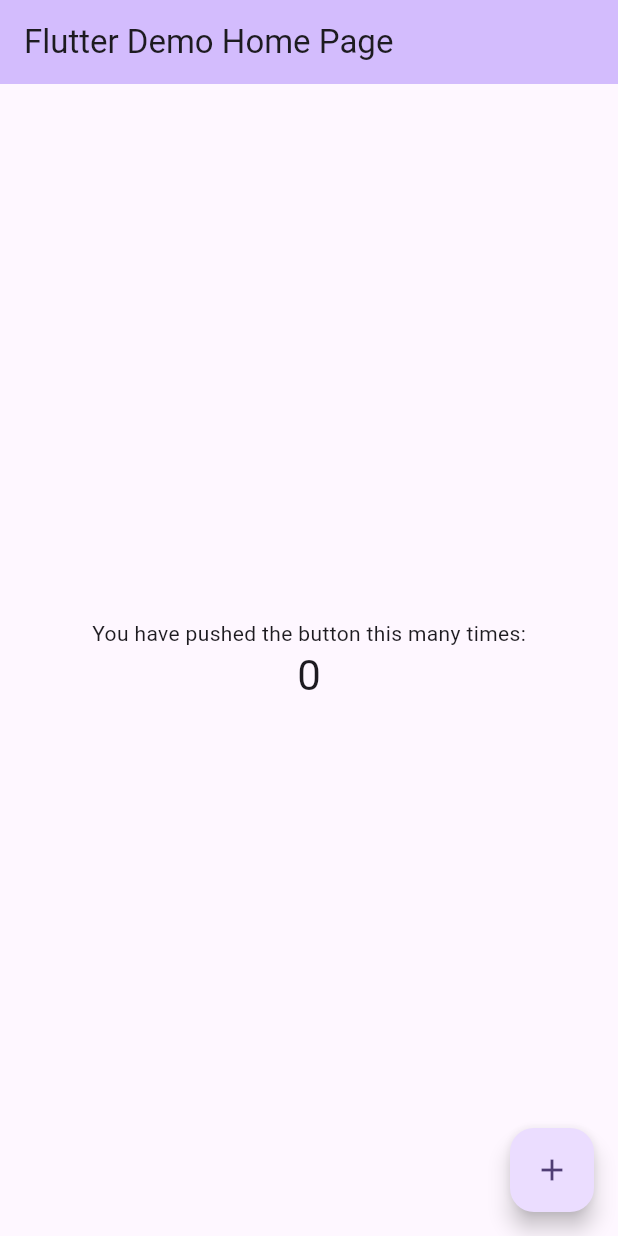
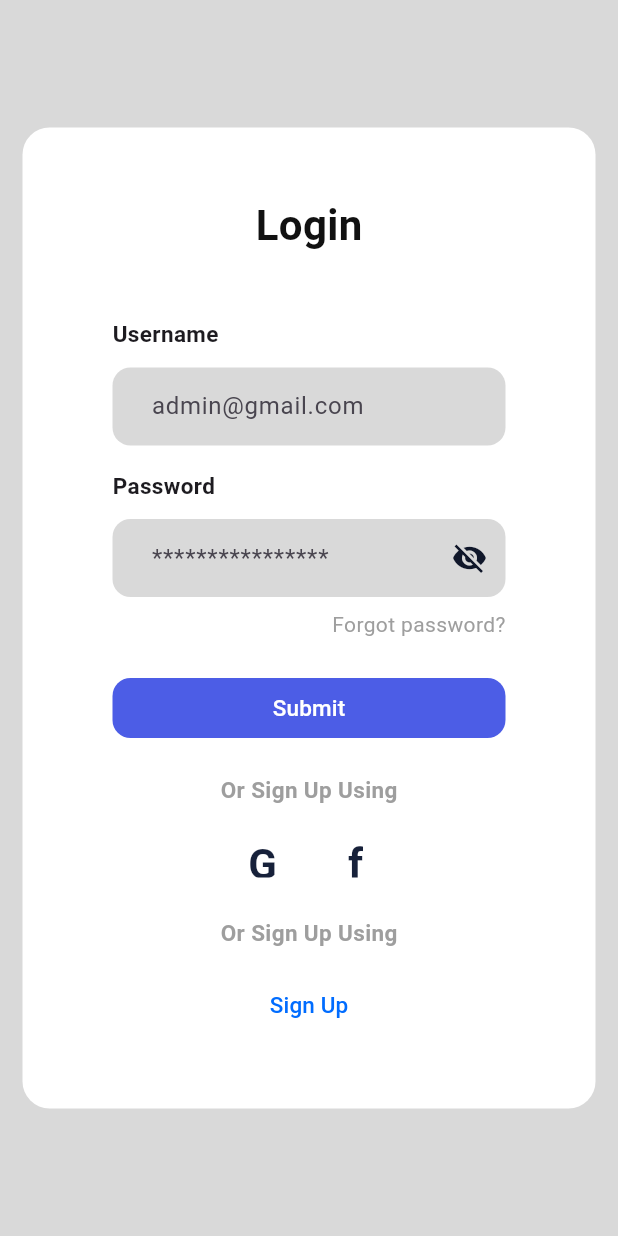
Before and after one commit to LutfiFauzan23/Edu_PathAI, a Flutter app: the screen it shows after launch, on a phone screen of 412 x 824 dp. Run offline on Flutter 3.47's test engine with Material 3 defaults, Android fonts, the phone set to English and light mode, and no system bars.

Commit message:
tambah login fitur

```diff
--- a/lib/main.dart
+++ b/lib/main.dart
@@ -1,122 +1,226 @@
 import 'package:flutter/material.dart';
 
 void main() {
-  runApp(const MyApp());
+  runApp(const LoginApp());
 }
 
-class MyApp extends StatelessWidget {
-  const MyApp({super.key});
+class LoginApp extends StatelessWidget {
+  const LoginApp({super.key});
 
-  // This widget is the root of your application.
   @override
   Widget build(BuildContext context) {
     return MaterialApp(
-      title: 'Flutter Demo',
-      theme: ThemeData(
-        // This is the theme of your application.
-        //
-        // TRY THIS: Try running your application with "flutter run". You'll see
-        // the application has a purple toolbar. Then, without quitting the app,
-        // try changing the seedColor in the colorScheme below to Colors.green
-        // and then invoke "hot reload" (save your changes or press the "hot
-        // reload" button in a Flutter-supported IDE, or press "r" if you used
-        // the command line to start the app).
-        //
-        // Notice that the counter didn't reset back to zero; the application
-        // state is not lost during the reload. To reset the state, use hot
-        // restart instead.
-        //
-        // This works for code too, not just values: Most code changes can be
-        // tested with just a hot reload.
-        colorScheme: .fromSeed(seedColor: Colors.deepPurple),
-      ),
-      home: const MyHomePage(title: 'Flutter Demo Home Page'),
+      debugShowCheckedModeBanner: false,
+      home: const LoginPage(),
     );
   }
 }
 
-class MyHomePage extends StatefulWidget {
-  const MyHomePage({super.key, required this.title});
-
-  // This widget is the home page of your application. It is stateful, meaning
-  // that it has a State object (defined below) that contains fields that affect
-  // how it looks.
-
-  // This class is the configuration for the state. It holds the values (in this
-  // case the title) provided by the parent (in this case the App widget) and
-  // used by the build method of the State. Fields in a Widget subclass are
-  // always marked "final".
-
-  final String title;
-
-  @override
-  State<MyHomePage> createState() => _MyHomePageState();
-}
-
-class _MyHomePageState extends State<MyHomePage> {
-  int _counter = 0;
-
-  void _incrementCounter() {
-    setState(() {
-      // This call to setState tells the Flutter framework that something has
-      // changed in this State, which causes it to rerun the build method below
-      // so that the display can reflect the updated values. If we changed
-      // _counter without calling setState(), then the build method would not be
-      // called again, and so nothing would appear to happen.
-      _counter++;
-    });
-  }
+class LoginPage extends StatelessWidget {
+  const LoginPage({super.key});
 
   @override
   Widget build(BuildContext context) {
-    // This method is rerun every time setState is called, for instance as done
-    // by the _incrementCounter method above.
-    //
-    // The Flutter framework has been optimized to make rerunning build methods
-    // fast, so that you can just rebuild anything that needs updating rather
-    // than having to individually change instances of widgets.
     return Scaffold(
-      appBar: AppBar(
-        // TRY THIS: Try changing the color here to a specific color (to
-        // Colors.amber, perhaps?) and trigger a hot reload to see the AppBar
-        // change color while the other colors stay the same.
-        backgroundColor: Theme.of(context).colorScheme.inversePrimary,
-        // Here we take the value from the MyHomePage object that was created by
-        // the App.build method, and use it to set our appbar title.
-        title: Text(widget.title),
-      ),
+      backgroundColor: const Color(0xFFD9D9D9),
       body: Center(
-        // Center is a layout widget. It takes a single child and positions it
-        // in the middle of the parent.
-        child: Column(
-          // Column is also a layout widget. It takes a list of children and
-          // arranges them vertically. By default, it sizes itself to fit its
-          // children horizontally, and tries to be as tall as its parent.
-          //
-          // Column has various properties to control how it sizes itself and
-          // how it positions its children. Here we use mainAxisAlignment to
-          // center the children vertically; the main axis here is the vertical
-          // axis because Columns are vertical (the cross axis would be
-          // horizontal).
-          //
-          // TRY THIS: Invoke "debug painting" (choose the "Toggle Debug Paint"
-          // action in the IDE, or press "p" in the console), to see the
-          // wireframe for each widget.
-          mainAxisAlignment: .center,
-          children: [
-            const Text('You have pushed the button this many times:'),
-            Text(
-              '$_counter',
-              style: Theme.of(context).textTheme.headlineMedium,
-            ),
-          ],
+        child: Container(
+          width: 382,
+          padding: const EdgeInsets.symmetric(horizontal: 60, vertical: 45),
+          decoration: BoxDecoration(
+            color: Colors.white,
+            borderRadius: BorderRadius.circular(18),
+          ),
+          child: Column(
+            mainAxisSize: MainAxisSize.min,
+            children: [
+              const Text(
+                "Login",
+                style: TextStyle(
+                  fontSize: 28,
+                  fontWeight: FontWeight.bold,
+                  color: Color(0xFF111111),
+                ),
+              ),
+
+              const SizedBox(height: 42),
+
+              const Align(
+                alignment: Alignment.centerLeft,
+                child: Text(
+                  "Username",
+                  style: TextStyle(
+                    fontSize: 15,
+                    fontWeight: FontWeight.w600,
+                  ),
+                ),
+              ),
+
+              const SizedBox(height: 12),
+
+              TextField(
+                decoration: InputDecoration(
+                  hintText: "admin@gmail.com",
+                  filled: true,
+                  fillColor: const Color(0xFFD9D9D9),
+                  border: OutlineInputBorder(
+                    borderRadius: BorderRadius.circular(12),
+                    borderSide: BorderSide.none,
+                  ),
+                  contentPadding: const EdgeInsets.symmetric(
+                    horizontal: 22,
+                    vertical: 14,
+                  ),
+                ),
+              ),
+
+              const SizedBox(height: 16),
+
+              const Align(
+                alignment: Alignment.centerLeft,
+                child: Text(
+                  "Password",
+                  style: TextStyle(
+                    fontSize: 15,
+                    fontWeight: FontWeight.w600,
+                  ),
+                ),
+              ),
+
+              const SizedBox(height: 12),
+
+              TextField(
+                obscureText: true,
+                decoration: InputDecoration(
+                  hintText: "****************",
+                  filled: true,
+                  fillColor: const Color(0xFFD9D9D9),
+                  suffixIcon: const Icon(
+                    Icons.visibility_off,
+                    color: Color(0xFF10172A),
+                  ),
+                  border: OutlineInputBorder(
+                    borderRadius: BorderRadius.circular(12),
+                    borderSide: BorderSide.none,
+                  ),
+                  contentPadding: const EdgeInsets.symmetric(
+                    horizontal: 22,
+                    vertical: 14,
+                  ),
+                ),
+              ),
+
+              const SizedBox(height: 8),
+
+              const Align(
+                alignment: Alignment.centerRight,
+                child: Text(
+                  "Forgot password?",
+                  style: TextStyle(
+                    fontSize: 14,
+                    color: Color(0xFF9E9E9E),
+                  ),
+                ),
+              ),
+
+              const SizedBox(height: 26),
+
+              SizedBox(
+                width: double.infinity,
+                height: 40,
+                child: ElevatedButton(
+                  onPressed: () {},
+                  style: ElevatedButton.styleFrom(
+                    backgroundColor: const Color(0xFF4C5DE6),
+                    shape: RoundedRectangleBorder(
+                      borderRadius: BorderRadius.circular(12),
+                    ),
+                    elevation: 0,
+                  ),
+                  child: const Text(
+                    "Submit",
+                    style: TextStyle(
+                      fontSize: 15,
+                      color: Colors.white,
+                    ),
+                  ),
+                ),
+              ),
+
+              const SizedBox(height: 24),
+
+              const Text(
+                "Or Sign Up Using",
+                style: TextStyle(
+                  color: Color(0xFF9E9E9E),
+                  fontSize: 15,
+                  fontWeight: FontWeight.w600,
+                ),
+              ),
+
+              const SizedBox(height: 18),
+
+              const Row(
+                mainAxisAlignment: MainAxisAlignment.center,
+                children: [
+                  SocialIcon(text: "G"),
+                  SizedBox(width: 32),
+                  SocialIcon(text: "f"),
+                ],
+              ),
+
+              const SizedBox(height: 26),
+
+              const Text(
+                "Or Sign Up Using",
+                style: TextStyle(
+                  color: Color(0xFF9E9E9E),
+                  fontSize: 15,
+                  fontWeight: FontWeight.w600,
+                ),
+              ),
+
+              const SizedBox(height: 14),
+
+              TextButton(
+                onPressed: () {},
+                child: const Text(
+                  "Sign Up",
+                  style: TextStyle(
+                    color: Color(0xFF006CFF),
+                    fontSize: 15,
+                  ),
+                ),
+              ),
+            ],
+          ),
         ),
-      ),
-      floatingActionButton: FloatingActionButton(
-        onPressed: _incrementCounter,
-        tooltip: 'Increment',
-        child: const Icon(Icons.add),
       ),
     );
   }
 }
+
+class SocialIcon extends StatelessWidget {
+  final String text;
+
+  const SocialIcon({
+    super.key,
+    required this.text,
+  });
+
+  @override
+  Widget build(BuildContext context) {
+    return CircleAvatar(
+      radius: 15,
+      backgroundColor: Colors.transparent,
+      child: Text(
+        text,
+        style: const TextStyle(
+          fontSize: 28,
+          fontWeight: FontWeight.bold,
+          color: Color(0xFF17213A),
+        ),
+      ),
+    );
+  }
+}
```
